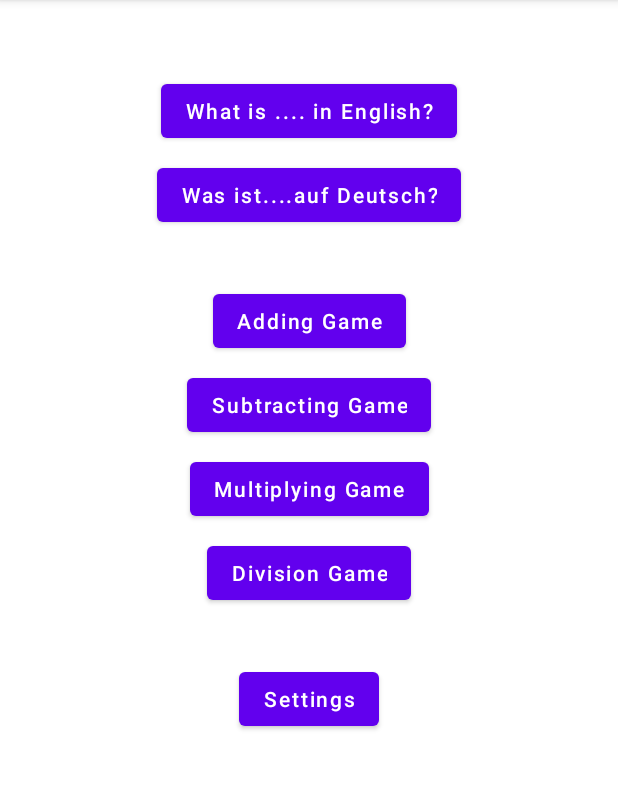
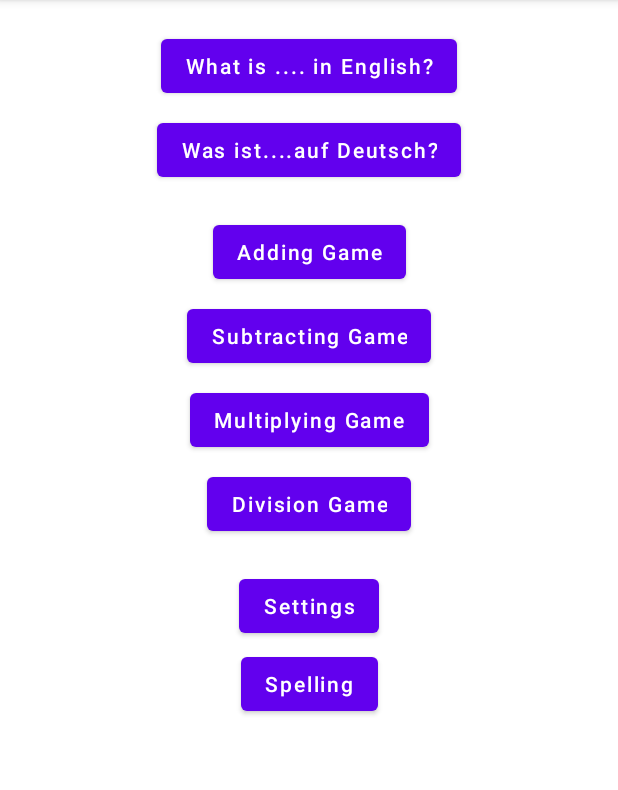
Before and after one commit to roberthinch/DannyApp, an Android app: the screen it shows after launch (MainActivity), on a phone screen of 412 x 824 dp, the part 84-874 px from its top. Run offline under Robolectric (Android 15) with nearby library versions, the light colour scheme and no system bars; libraries missing offline, so code that uses them is left out: com.opencsv; 12 statements that could not run were skipped.

Commit message:
First cut of spelling app

```diff
--- a/app/src/main/java/com/example/myapplication/MainActivity.java
+++ b/app/src/main/java/com/example/myapplication/MainActivity.java
@@ -1,9 +1,13 @@
 package com.example.myapplication;
 
 import androidx.appcompat.app.AppCompatActivity;
+
+import android.app.Activity;
+import android.content.Context;
 import android.content.Intent;
 import android.os.Bundle;
 import android.view.View;
+import android.view.inputmethod.InputMethodManager;
 
 public class MainActivity extends AppCompatActivity {
 
@@ -16,6 +20,7 @@ public class MainActivity extends AppCompatActivity {
     public static final String CURRENT_SCORE = "com.example.myfirstapp.CURRENT_SCORE";
     public static boolean SOUND_EFFECTS = true;
     public static WordStore WORD_STORE;
+    public static WordStore SPELLING_STORE;
     public static int INITIALISED = 0;
     public static int MAX_NUMBER_ADD_GAME = 30;
     public static int MAX_NUMBER_SUBTRACT_GAME = 25;
@@ -34,7 +39,9 @@ public class MainActivity extends AppCompatActivity {
         // load up session singleton noun store
         if( INITIALISED == 0 )
             WORD_STORE = new WordStore( this.getAssets(), "words.csv");
+            SPELLING_STORE = new WordStore( this.getAssets(), "spelling_words.csv");
         INITIALISED = 1;
+
     }
 
     /** Called when the user taps the Send button */
@@ -124,4 +131,12 @@ public class MainActivity extends AppCompatActivity {
         Intent intent = new Intent(this, settings.class);
         startActivity(intent);
     }
+
+    public void launchSpelling( View view) {
+        Intent intent = new Intent(this, Spelling.class);
+        intent.putExtra( CURRENT_TOTAL_QUESTIONS, 5 );
+        intent.putExtra( CURRENT_QUESTION_NUMBER, 0 );
+        intent.putExtra( CURRENT_TOTAL_CORRECT, 0 );
+        startActivity(intent);
+    }
 }
--- a/app/src/main/res/layout/activity_main.xml
+++ b/app/src/main/res/layout/activity_main.xml
@@ -14,7 +14,7 @@
         android:layout_height="wrap_content"
         android:layout_marginStart="36dp"
         android:layout_marginLeft="36dp"
-        android:layout_marginTop="50dp"
+        android:layout_marginTop="20dp"
         android:layout_marginEnd="36dp"
         android:layout_marginRight="36dp"
         android:onClick="launchWhatIsInEnglishView"
@@ -47,7 +47,7 @@
         android:layout_height="wrap_content"
         android:layout_marginStart="36dp"
         android:layout_marginLeft="36dp"
-        android:layout_marginTop="36dp"
+        android:layout_marginTop="20dp"
         android:layout_marginEnd="36dp"
         android:layout_marginRight="36dp"
         android:onClick="launchAddGameView"
@@ -112,7 +112,7 @@
         android:layout_height="wrap_content"
         android:layout_marginStart="36dp"
         android:layout_marginLeft="36dp"
-        android:layout_marginTop="36dp"
+        android:layout_marginTop="20dp"
         android:layout_marginEnd="36dp"
         android:layout_marginRight="36dp"
         android:onClick="launchSettings"
@@ -122,4 +122,21 @@
         app:layout_constraintStart_toStartOf="parent"
         app:layout_constraintTop_toBottomOf="@+id/launch_division_game" />
 
+    <Button
+        android:id="@+id/spelling"
+        android:layout_width="wrap_content"
+        android:layout_height="wrap_content"
+        android:layout_marginStart="36dp"
+        android:layout_marginLeft="36dp"
+        android:layout_marginTop="4dp"
+        android:layout_marginEnd="36dp"
+        android:layout_marginRight="36dp"
+        android:onClick="launchSpelling"
+        android:text="Spelling"
+        android:textAllCaps="false"
+        app:layout_constraintEnd_toEndOf="parent"
+        app:layout_constraintStart_toStartOf="parent"
+        app:layout_constraintTop_toBottomOf="@+id/settings" />
+
+
 </androidx.constraintlayout.widget.ConstraintLayout>
```
Also changed, not shown: app/src/main/AndroidManifest.xml (+9 -0 lines), app/src/main/res/layout/activity_spelling.xml (added, +111 -0 lines), 7 other files.
